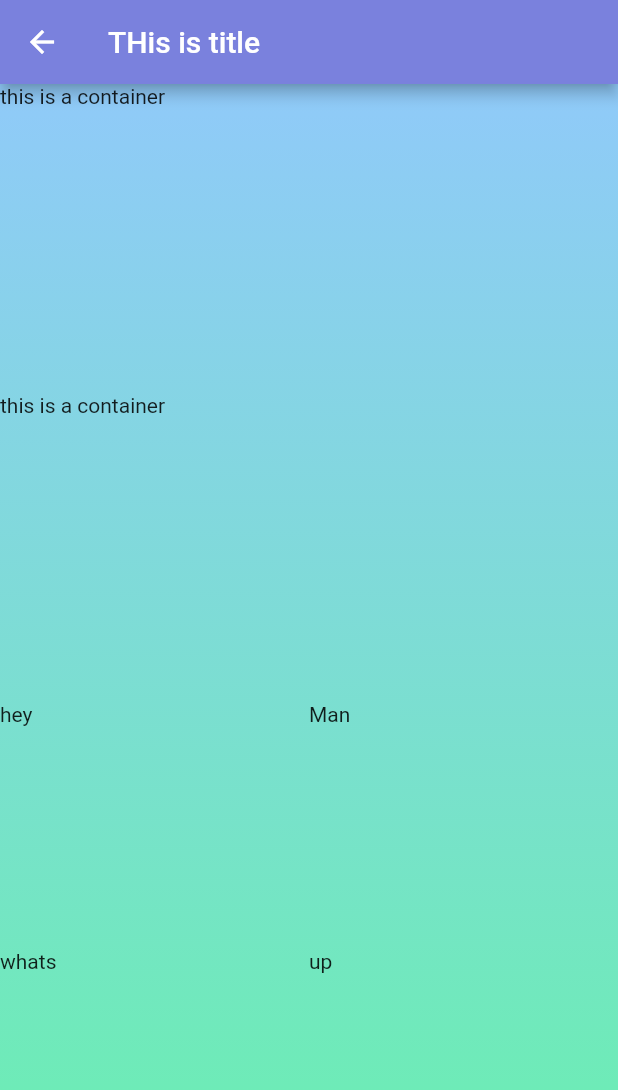
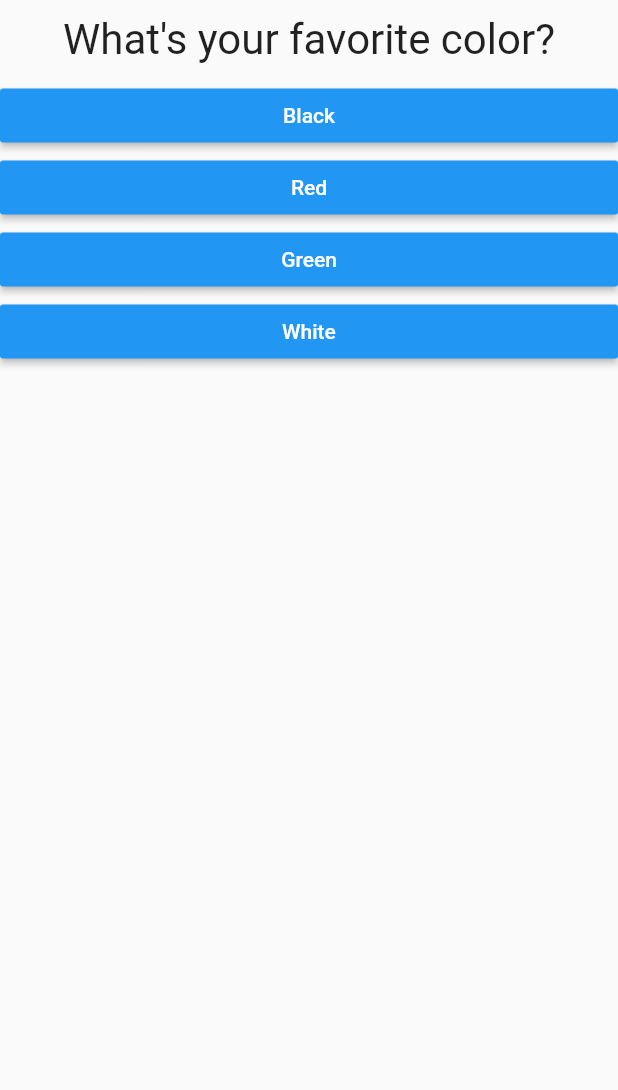
Before and after one commit to saurabhgrewal718/Quiz-app-, a Flutter app: the Startquiz screen opened by its route, after a tap on "Start Quiz", on a phone screen of 412 x 824 dp. Shown: the top 1090 px of the screen. Run offline on Flutter 3.47's test engine with Material 2 defaults, Android fonts, the light colour scheme and no system bars; our stand-ins replace google_fonts; network calls fail.

Commit message:
new quiz added in the app

```diff
--- a/quizapp/lib/main.dart
+++ b/quizapp/lib/main.dart
@@ -1,4 +1,5 @@
 import 'package:flutter/material.dart';
+import './src/pages/quiz/my_quiz_app.dart';
 import 'package:quizapp/src/pages/quiz/quiz.dart';
 import 'package:quizapp/src/pages/quiz/startquiz.dart';
 import './src/pages/recomended_page.dart';
@@ -24,7 +25,7 @@ class MyApp extends StatelessWidget {
         RecomendedPage.routeName : (ctx) => RecomendedPage(),
         ScorePage.routeName : (ctx) => ScorePage(),
         Startquiz.routeName : (ctx) => Startquiz(),
-        Quiz.routeName : (ctx) => Quiz(),
+        MyQuizApp.routeName : (ctx) => MyQuizApp()
       },
     );
   }
--- /dev/null
+++ b/quizapp/lib/src/pages/quiz/answer.dart
@@ -0,0 +1,21 @@
+import 'package:flutter/material.dart';
+
+class Answer extends StatelessWidget {
+  final Function selectHandler;
+  final String answerText;
+
+  Answer(this.selectHandler, this.answerText);
+
+  @override
+  Widget build(BuildContext context) {
+    return Container(
+      width: double.infinity,
+      child: RaisedButton(
+        color: Colors.blue,
+        textColor: Colors.white,
+        child: Text(answerText),
+        onPressed: selectHandler,
+      ),
+    );
+  }
+}
--- /dev/null
+++ b/quizapp/lib/src/pages/quiz/my_quiz_app.dart
@@ -0,0 +1,81 @@
+import 'package:flutter/material.dart';
+
+import './quiz.dart';
+import './result.dart';
+
+class MyQuizApp extends StatefulWidget {
+  static const routeName = '/myquizapp';
+  @override
+  State<StatefulWidget> createState() {
+    return _MyAppState();
+  }
+}
+
+class _MyAppState extends State<MyQuizApp> {
+  final _questions = const [
+    {
+      'questionText': 'What\'s your favorite color?',
+      'answers': [
+        {'text': 'Black', 'score': 10},
+        {'text': 'Red', 'score': 5},
+        {'text': 'Green', 'score': 3},
+        {'text': 'White', 'score': 1},
+      ],
+    },
+    {
+      'questionText': 'What\'s your favorite animal?',
+      'answers': [
+        {'text': 'Rabbit', 'score': 3},
+        {'text': 'Snake', 'score': 11},
+        {'text': 'Elephant', 'score': 5},
+        {'text': 'Lion', 'score': 9},
+      ],
+    },
+    {
+      'questionText': 'Who\'s your favorite instructor?',
+      'answers': [
+        {'text': 'Max', 'score': 1},
+        {'text': 'Max', 'score': 1},
+        {'text': 'Max', 'score': 1},
+        {'text': 'Max', 'score': 1},
+      ],
+    },
+  ];
+  var _questionIndex = 0;
+  var _totalScore = 0;
+
+  void _resetQuiz() {
+    setState(() {
+      _questionIndex = 0;
+      _totalScore = 0;
+    });
+  }
+
+  void _answerQuestion(int score) {
+    _totalScore += score;
+    setState(() {
+      _questionIndex = _questionIndex + 1;
+    });
+    print(_questionIndex);
+    if (_questionIndex < _questions.length) {
+      print('We have more questions!');
+    } else {
+      print('No more questions!');
+    }
+  }
+
+  @override
+  Widget build(BuildContext context) {
+
+    return Scaffold(
+
+        body: _questionIndex < _questions.length
+            ? Quiz(
+                answerQuestion: _answerQuestion,
+                questionIndex: _questionIndex,
+                questions: _questions,
+              )
+            : Result(_totalScore, _resetQuiz),
+    );
+  }
+}
--- /dev/null
+++ b/quizapp/lib/src/pages/quiz/question.dart
@@ -0,0 +1,20 @@
+import 'package:flutter/material.dart';
+
+class Question extends StatelessWidget {
+  final String questionText;
+
+  Question(this.questionText);
+
+  @override
+  Widget build(BuildContext context) {
+    return Container(
+      width: double.infinity,
+      margin: EdgeInsets.all(10),
+      child: Text(
+        questionText,
+        style: TextStyle(fontSize: 28),
+        textAlign: TextAlign.center,
+      ),
+    );
+  }
+}
--- a/quizapp/lib/src/pages/quiz/quiz.dart
+++ b/quizapp/lib/src/pages/quiz/quiz.dart
@@ -1,85 +1,31 @@
 import 'package:flutter/material.dart';
-import 'package:google_fonts/google_fonts.dart';
 
-class Quiz extends StatefulWidget {
-  static const routeName = "/quiz";
-  @override
-  _QuizState createState() => _QuizState();
-}
+import './question.dart';
+import './answer.dart';
 
-class _QuizState extends State<Quiz> {
+class Quiz extends StatelessWidget {
+  static const routeName= '/quiz';
+  final List<Map<String, Object>> questions;
+  final int questionIndex;
+  final Function answerQuestion;
+
+  Quiz({
+    @required this.questions,
+    @required this.answerQuestion,
+    @required this.questionIndex,
+  });
+
   @override
   Widget build(BuildContext context) {
-    return Scaffold(
-          appBar: AppBar(
-            title: Text("THis is title"),
-          ),
-          body: Container(
-          decoration: BoxDecoration(
-            gradient: LinearGradient(
-                begin: Alignment.topCenter,
-                end: Alignment.bottomCenter,
-                colors: [Colors.blue[200],Colors.greenAccent])),
-          child: Column(
-            children: [
-              Container(
-                width: double.infinity,
-                height: MediaQuery.of(context).size.height*0.25,
-
-                child:Text("this is a container")
-              ),
-              Container(
-                width: double.infinity,
-                height: MediaQuery.of(context).size.height*0.25,
-
-                child:Text("this is a container")
-              ),
-              // Container(
-              //   width: double.infinity,
-              //   height: MediaQuery.of(context).size.height*0.25,
-
-              //   child:Text("this is a container")
-              // ),
-              Container(
-                child: Column(
-                  children: [
-                    Row(
-                      children: [
-                        Container(
-                          width: MediaQuery.of(context).size.width*0.5,
-                          height:MediaQuery.of(context).size.height *0.2,
-                          child: Text("hey"),
-                        ),
-                        Container(
-                          width: MediaQuery.of(context).size.width*0.5,
-                          height:MediaQuery.of(context).size.height *0.2,
-                          child: Text("Man"),
-                        )
-                      ],
-                    ),
-                    Row(
-                      children: [
-                        Container(
-                          width: MediaQuery.of(context).size.width*0.5,
-                          height:MediaQuery.of(context).size.height *0.2,
-                          child: Text("whats"),
-                        ),
-                        Container(
-                          width: MediaQuery.of(context).size.width*0.5,
-                          height:MediaQuery.of(context).size.height *0.2,
-                          child: Text("up"),
-                        )
-                      ],
-                    )
-                  ],
-                ),
-              )
-
-
-            ],
-          ),
-      ),
+    return Column(
+      children: [
+        Question(
+          questions[questionIndex]['questionText'],
+        ),
+        ...(questions[questionIndex]['answers'] as List<Map<String, Object>>).map((answer) {
+          return Answer(() => answerQuestion(answer['score']), answer['text']);
+        }).toList()
+      ],
     );
   }
-
 }
--- a/quizapp/lib/src/pages/quiz/startquiz.dart
+++ b/quizapp/lib/src/pages/quiz/startquiz.dart
@@ -1,5 +1,6 @@
 import 'package:flutter/material.dart';
 import 'package:google_fonts/google_fonts.dart';
+import 'package:quizapp/src/pages/quiz/my_quiz_app.dart';
 import 'package:quizapp/src/pages/quiz/quiz.dart';
 
 class Startquiz extends StatefulWidget {
@@ -55,7 +56,7 @@ class _StartquizState extends State<Startquiz> {
                   minWidth: double.infinity,
                   height: 80,
                   onPressed: () {
-                     Navigator.of(context).pushReplacementNamed(Quiz.routeName);
+                     Navigator.of(context).pushReplacementNamed(MyQuizApp.routeName);
                   },
                   color: Colors.white,
                   elevation: 0,
--- a/quizapp/pubspec.yaml
+++ b/quizapp/pubspec.yaml
@@ -35,9 +35,8 @@ flutter:
   uses-material-design: true
 
   # To add assets to your application, add an assets section, like this:
-  # assets:
-  #   - images/a_dot_burr.jpeg
-  #   - images/a_dot_ham.jpeg
+  assets:
+    - assets/images/
 
   # An image asset can refer to one or more resolution-specific "variants", see
   # https://flutter.dev/assets-and-images/#resolution-aware.
```
Also changed, not shown: quizapp/lib/src/pages/quiz/result.dart (added, +93 -0 lines), quizapp/assets/images/more.png (added), quizapp/assets/images/mque.png (added).
